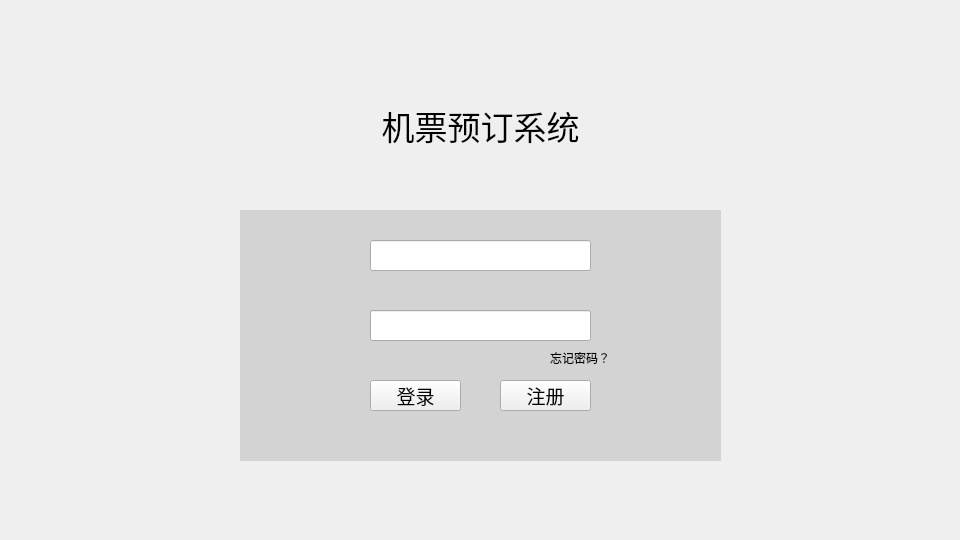
Old version of the form ui/loginpage.ui in the repository delete3GM/Flight-Booking-System.
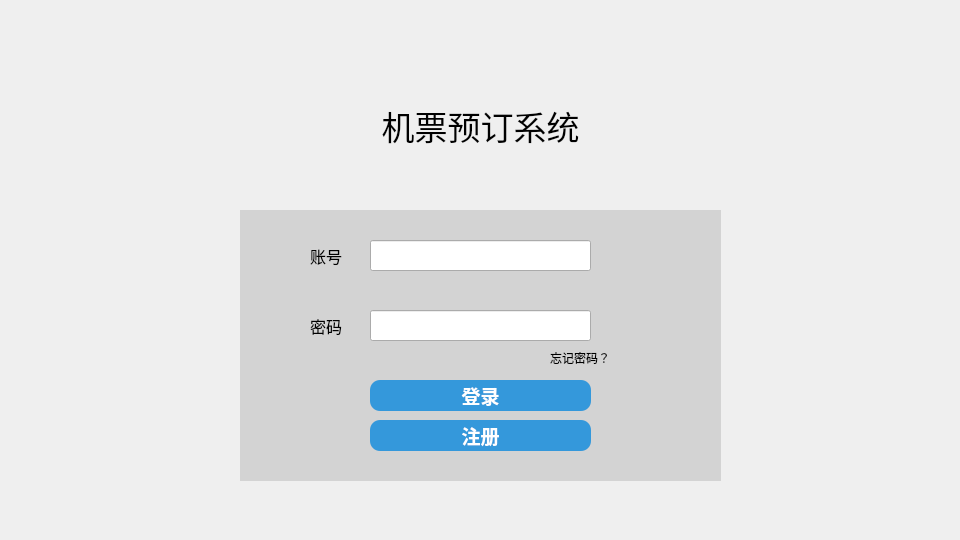
New version of the form.

Patch:
```diff
--- a/ui/loginpage.ui
+++ b/ui/loginpage.ui
@@ -55,6 +55,12 @@
      <height>31</height>
     </rect>
    </property>
+   <property name="maximumSize">
+    <size>
+     <width>221</width>
+     <height>31</height>
+    </size>
+   </property>
    <property name="font">
     <font>
      <pointsize>11</pointsize>
@@ -93,15 +99,33 @@
     <rect>
      <x>370</x>
      <y>380</y>
-     <width>91</width>
+     <width>221</width>
      <height>31</height>
     </rect>
    </property>
    <property name="font">
     <font>
      <pointsize>14</pointsize>
+     <bold>true</bold>
     </font>
    </property>
+   <property name="styleSheet">
+    <string notr="true">QPushButton {
+    background-color: #3498db; /* 蓝色背景 */
+    border-radius: 10px; /* 圆角大小为10像素 */
+    border: none; /* 无边框 */
+    color: #ffffff; /* 字体颜色为白色 */
+    font-weight: bold; /* 字体加粗 */
+}
+
+QPushButton:hover {
+    background-color: #2980b9; /* 鼠标悬停时的深蓝色背景 */
+}
+
+QPushButton:pressed {
+    background-color: #2c3e50; /* 按钮被按下时的更深蓝色背景 */
+}</string>
+   </property>
    <property name="text">
     <string>登录</string>
    </property>
@@ -109,17 +133,35 @@
   <widget class="QPushButton" name="signupBtn">
    <property name="geometry">
     <rect>
-     <x>500</x>
-     <y>380</y>
-     <width>91</width>
+     <x>370</x>
+     <y>420</y>
+     <width>221</width>
      <height>31</height>
     </rect>
    </property>
    <property name="font">
     <font>
      <pointsize>14</pointsize>
+     <bold>true</bold>
     </font>
    </property>
+   <property name="styleSheet">
+    <string notr="true">QPushButton {
+    background-color: #3498db; /* 蓝色背景 */
+    border-radius: 10px; /* 圆角大小为10像素 */
+    border: none; /* 无边框 */
+    color: #ffffff; /* 字体颜色为白色 */
+    font-weight: bold; /* 字体加粗 */
+}
+
+QPushButton:hover {
+    background-color: #2980b9; /* 鼠标悬停时的深蓝色背景 */
+}
+
+QPushButton:pressed {
+    background-color: #2c3e50; /* 按钮被按下时的更深蓝色背景 */
+}</string>
+   </property>
    <property name="text">
     <string>注册</string>
    </property>
@@ -130,7 +172,7 @@
      <x>240</x>
      <y>210</y>
      <width>481</width>
-     <height>251</height>
+     <height>271</height>
     </rect>
    </property>
    <property name="styleSheet">
@@ -153,13 +195,51 @@
     <string>忘记密码？</string>
    </property>
   </widget>
+  <widget class="QLabel" name="IDlbl">
+   <property name="geometry">
+    <rect>
+     <x>310</x>
+     <y>240</y>
+     <width>81</width>
+     <height>31</height>
+    </rect>
+   </property>
+   <property name="font">
+    <font>
+     <pointsize>12</pointsize>
+    </font>
+   </property>
+   <property name="text">
+    <string>账号</string>
+   </property>
+  </widget>
+  <widget class="QLabel" name="pswLbl">
+   <property name="geometry">
+    <rect>
+     <x>310</x>
+     <y>310</y>
+     <width>61</width>
+     <height>31</height>
+    </rect>
+   </property>
+   <property name="font">
+    <font>
+     <pointsize>12</pointsize>
+    </font>
+   </property>
+   <property name="text">
+    <string>密码</string>
+   </property>
+  </widget>
   <zorder>label</zorder>
-  <zorder>typeAcnt</zorder>
   <zorder>typePsw</zorder>
+  <zorder>typeAcnt</zorder>
   <zorder>loginTitleLbl</zorder>
   <zorder>loginBtn</zorder>
   <zorder>signupBtn</zorder>
   <zorder>changePswBtn</zorder>
+  <zorder>IDlbl</zorder>
+  <zorder>pswLbl</zorder>
  </widget>
  <resources/>
  <connections/>
```
